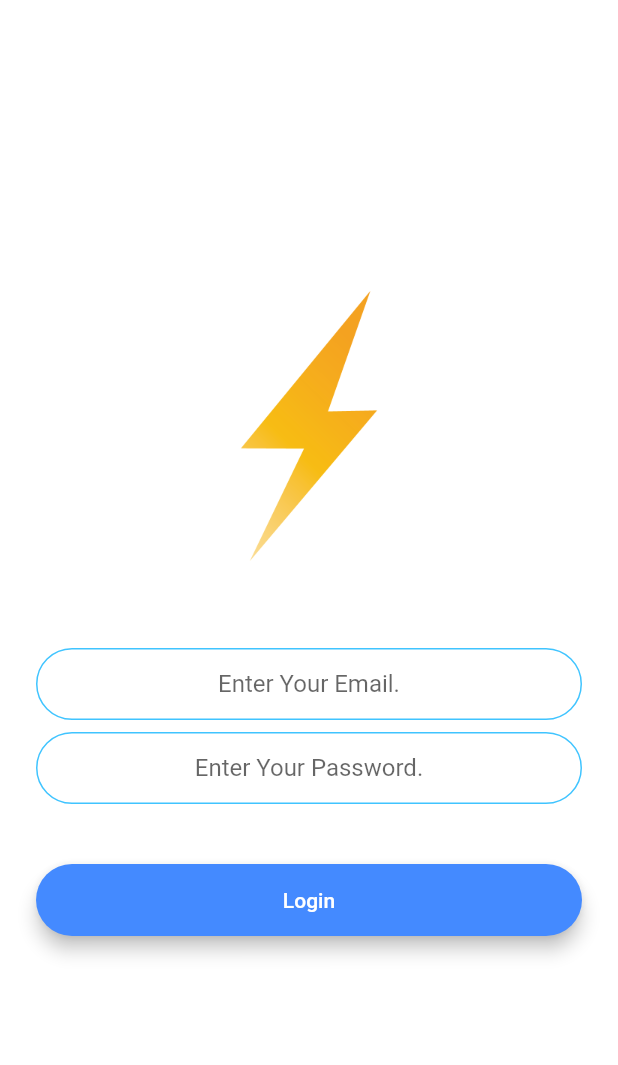
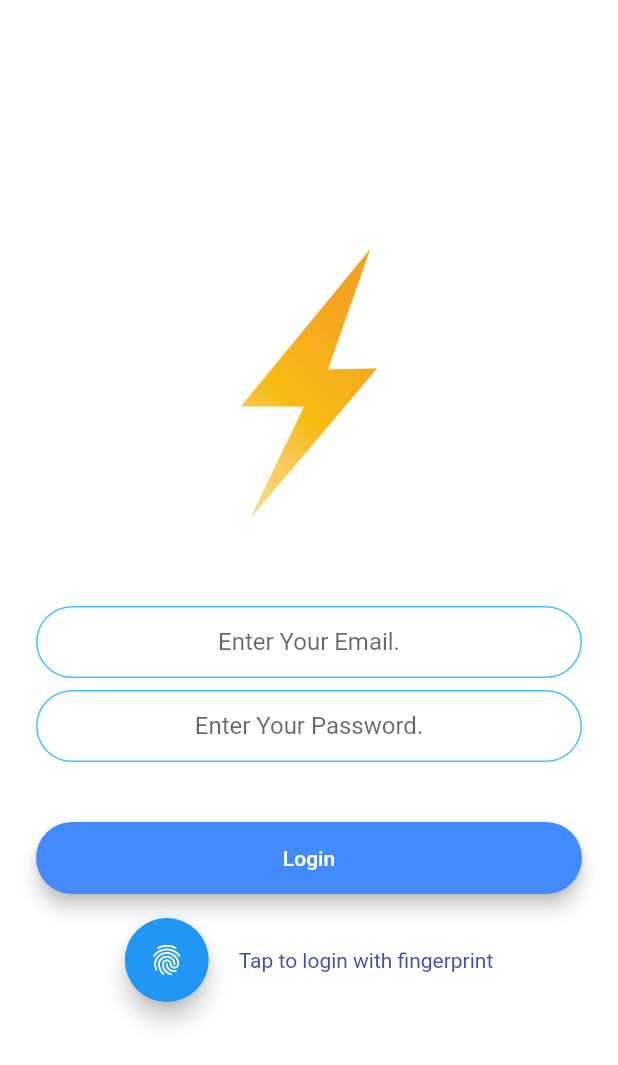
Before and after one commit to biwas-kerung/Biwas-Chat, a Flutter app: the LoginScreen screen opened by its route, on a phone screen of 412 x 824 dp. Shown: the top 1065 px of the screen. Run offline on Flutter 3.47's test engine with Material 2 defaults, Android fonts, the phone set to English and light mode, and no system bars; drawn by our look-alikes of modal_progress_hud_nsn; our stand-ins replace animated_text_kit, firebase_auth, firebase_core, flutter_secure_storage, local_auth; accounts and stored records are empty.

Commit message:
pin/login/verify identity

```diff
--- a/fapp/lib/screens/login_screen.dart
+++ b/fapp/lib/screens/login_screen.dart
@@ -6,15 +6,16 @@ import 'package:fapp/constants.dart';
 import 'package:fapp/screens/chat_screen.dart';
 import 'package:firebase_auth/firebase_auth.dart';
 import 'package:flutter/material.dart';
+import 'package:local_auth/local_auth.dart';
 import 'package:modal_progress_hud_nsn/modal_progress_hud_nsn.dart';
 
 import '../components/rounded_button.dart';
+import '../services/authentication.dart';
 
 class LoginScreen extends StatefulWidget {
   const LoginScreen({Key? key}) : super(key: key);
 
   static const String id = 'login_screen';
-
 
   @override
   State<LoginScreen> createState() => _LoginScreenState();
@@ -25,6 +26,15 @@ class _LoginScreenState extends State<LoginScreen> {
   bool showSpinner = false;
   late String email;
   late String password;
+
+  bool isBioExist = false;
+
+  Future<bool> get hasBio async {
+    List<BiometricType> availableBiometrics =
+        await localAuth.getAvailableBiometrics();
+    return availableBiometrics.isNotEmpty;
+  }
+
   @override
   Widget build(BuildContext context) {
     return Scaffold(
@@ -97,6 +107,37 @@ class _LoginScreenState extends State<LoginScreen> {
                   }
                 },
               ),
+              Row(
+                mainAxisAlignment: MainAxisAlignment.center,
+                children: [
+                  FloatingActionButton(
+                    onPressed: (() async {
+                      //Write  finger print code here,
+                      bool isAuthenticated = await localAuth.authenticate(
+                        localizedReason: 'Login',
+                        options: const AuthenticationOptions(
+                          useErrorDialogs: true,
+                          stickyAuth: true,
+                        ),
+                      );
+                      if (isAuthenticated) {
+                        Navigator.pushNamed(context, ChatScreen.id);
+                      }
+                    }),
+                    child: const Icon(Icons.fingerprint),
+                  ),
+                  const SizedBox(
+                    height: 20.0,
+                    width: 20.0,
+                  ),
+                  const Text(
+                    "Tap to login with fingerprint",
+                    style: TextStyle(
+                      color: Colors.indigo,
+                    ),
+                  ),
+                ],
+              )
             ],
           ),
         ),
--- a/fapp/pubspec.yaml
+++ b/fapp/pubspec.yaml
@@ -34,6 +34,7 @@ dependencies:
   # Use with the CupertinoIcons class for iOS style icons.
   cupertino_icons: ^1.0.2
   local_auth: ^2.1.0
+  flutter_secure_storage: ^5.0.2
   animated_text_kit: ^4.2.1
   firebase_core: ^1.17.0
   firebase_auth: ^3.3.18
```
Also changed, not shown: fapp/lib/services/authentication.dart (added, +25 -0 lines), fapp/pubspec.lock, 5 other files.
